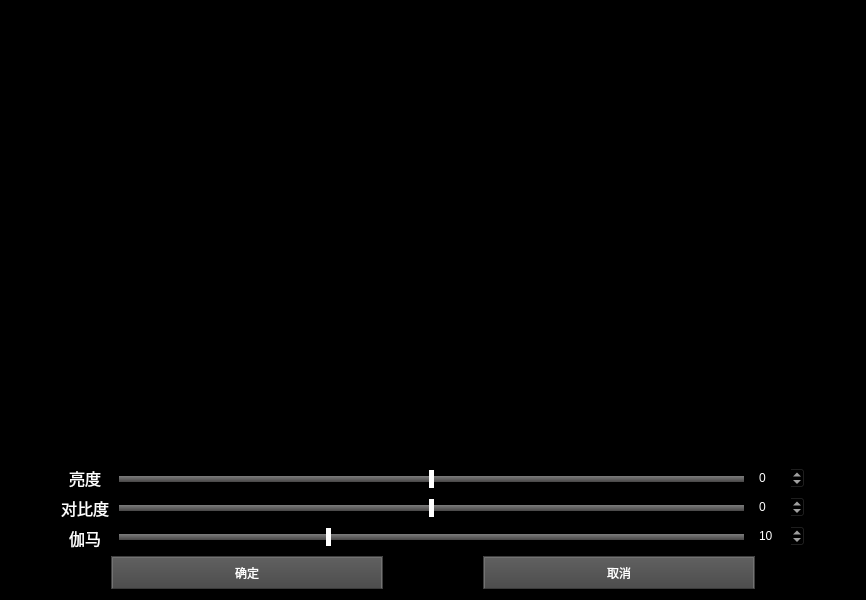
The window that Image/Image_brightAcontras.ui (SundalandBR/Image) describes before a commit, drawn with Qt 5.
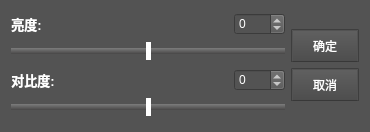
The same window after the commit.

Patch:
```diff
--- a/Image/Image_brightAcontras.ui
+++ b/Image/Image_brightAcontras.ui
@@ -6,8 +6,8 @@
    <rect>
     <x>0</x>
     <y>0</y>
-    <width>866</width>
-    <height>600</height>
+    <width>370</width>
+    <height>132</height>
    </rect>
   </property>
   <property name="windowTitle">
@@ -22,13 +22,13 @@
 Available at: https://github.com/GTRONICK/QSS/blob/master/ConsoleStyle.qss
 */
 QWidget {
-	background-color:rgb(0, 0, 0);
+	background-color:rgb(83, 83, 83);
 	color: rgb(240, 240, 240);
 	border-color: rgb(58, 58, 58);
 }
 
 QPlainTextEdit {
-	background-color:rgb(0, 0, 0);
+	background-color:rgb(83, 83, 83);
 	color: rgb(200, 200, 200);
 	selection-background-color: rgb(255, 153, 0);
 	selection-color: rgb(0, 0, 0);
@@ -39,23 +39,23 @@
 }
 
 QTabBar::tab {
- 	background-color:rgb(0, 0, 0);
+ 	background-color:rgb(66,66,66);
  	border-style: outset;
-	border-width: 1px;
-	border-right-color: qlineargradient(spread:pad, x1:0.4, y1:0.5, x2:0.6, y2:0.5, stop:0 rgba(115, 115, 115, 255), stop:1 rgba(62, 62, 62, 255));
-	border-left-color: qlineargradient(spread:pad, x1:0.6, y1:0.5, x2:0.4, y2:0.5, stop:0 rgba(115, 115, 115, 255), stop:1 rgba(62, 62, 62, 255));
-  border-bottom-color: rgb(58, 58, 58);
-	border-bottom-width: 1px;
+	border-width: 0px;
+	border-right-color: qlineargradient(spread:pad, x1:0.4, y1:0.5, x2:0.6, y2:0.5, stop:0 rgba(115, 115, 115, 255), stop:1 rgba(66,66,66 255));
+	border-left-color: qlineargradient(spread:pad, x1:0.6, y1:0.5, x2:0.4, y2:0.5, stop:0 rgba(115, 115, 115, 255), stop:1 rgba(66,66,66 255));
+    	border-bottom-color: rgb(58, 58, 58);
+	border-bottom-width:0 px;
 	border-top-width: 0px;
 	border-style: solid;
-	color: rgb(255, 153, 0);
+	color: rgb(255,255,255);
 	padding: 4px;
 }
 
 QTabBar::tab:selected, QTabBar::tab:hover {
-   color: rgb(255, 255, 255);
-   background-color:rgb(0, 0, 0);
-   border-color:rgb(42, 42, 42);
+   color: rgb(255,255,255);
+   background-color:rgb(115, 115, 115);
+   border-color:rgb(115, 115, 115);
    margin-left: 0px;
    margin-right: 0px;
    border-bottom-right-radius:4px;
@@ -63,8 +63,8 @@
 }
 
 QTabBar::tab:last:selected {
-  background-color:rgb(0, 0, 0);
-	border-color:rgb(42, 42, 42);
+  	background-color:rgb(83, 83, 83);
+	border-color:rgb(255,255, 255);
 	margin-left: 0px;
   	margin-right: 0px;
 	border-bottom-right-radius:4px;
@@ -72,18 +72,16 @@
 }
 
 QTabBar::tab:!selected {
-   margin-bottom: 4px;
-   border-bottom-right-radius:4px;
-   border-bottom-left-radius:4px;
+   margin-bottom: 0px;
 }
 
 QPushButton{
 	border-style: outset;
 	border-width: 2px;
-	border-top-color: qlineargradient(spread:pad, x1:0.5, y1:0.6, x2:0.5, y2:0.4, stop:0 rgba(115, 115, 115, 255), stop:1 rgba(62, 62, 62, 255));
-	border-right-color: qlineargradient(spread:pad, x1:0.4, y1:0.5, x2:0.6, y2:0.5, stop:0 rgba(115, 115, 115, 255), stop:1 rgba(62, 62, 62, 255));
-	border-left-color: qlineargradient(spread:pad, x1:0.6, y1:0.5, x2:0.4, y2:0.5, stop:0 rgba(115, 115, 115, 255), stop:1 rgba(62, 62, 62, 255));
-	border-bottom-color: rgb(58, 58, 58);
+	border-top-color: qlineargradient(spread:pad, x1:0.5, y1:0.6, x2:0.5, y2:0.4, stop:0 rgb(83, 83, 83), stop:1 rgba(62, 62, 62, 255));
+	border-right-color: qlineargradient(spread:pad, x1:0.4, y1:0.5, x2:0.6, y2:0.5, stop:0 rgb(83, 83, 83), stop:1 rgba(62, 62, 62, 255));
+	border-left-color: qlineargradient(spread:pad, x1:0.6, y1:0.5, x2:0.4, y2:0.5, stop:0 rgb(83, 83, 83), stop:1 rgba(62, 62, 62, 255));
+	border-bottom-color: rgb(56, 56, 56);
 	border-bottom-width: 1px;
 	border-style: solid;
 	color: rgb(255, 255, 255);
@@ -159,7 +157,7 @@
 }
 
 QMenuBar {
-	background:rgb(0, 0, 0);
+	background:rgb(83,83,83);
 	color: rgb(255,255, 255);
 }
 
@@ -197,58 +195,53 @@
 }</string>
   </property>
   <widget class="QWidget" name="centralWidget">
-   <layout class="QVBoxLayout" name="verticalLayout_6" stretch="7,2,1">
+   <layout class="QHBoxLayout" name="horizontalLayout_3" stretch="8,2">
     <item>
-     <widget class="QLabel" name="label">
-      <property name="text">
-       <string/>
-      </property>
-     </widget>
-    </item>
-    <item>
-     <layout class="QHBoxLayout" name="horizontalLayout_2">
-      <property name="spacing">
-       <number>0</number>
-      </property>
-      <property name="leftMargin">
-       <number>50</number>
-      </property>
-      <property name="rightMargin">
-       <number>50</number>
-      </property>
-      <item>
-       <layout class="QVBoxLayout" name="verticalLayout_5">
-        <item>
-         <widget class="QLabel" name="radius_label">
-          <property name="text">
-           <string>&lt;html&gt;&lt;head/&gt;&lt;body&gt;&lt;p align=&quot;center&quot;&gt;&lt;span style=&quot; font-size:12pt; color:#ffffff;&quot;&gt;亮度&lt;/span&gt;&lt;/p&gt;&lt;/body&gt;&lt;/html&gt;</string>
-          </property>
-         </widget>
-        </item>
-        <item>
-         <widget class="QLabel" name="radius_label_3">
-          <property name="text">
-           <string>&lt;html&gt;&lt;head/&gt;&lt;body&gt;&lt;p align=&quot;center&quot;&gt;&lt;span style=&quot; font-size:12pt; color:#ffffff;&quot;&gt;对比度&lt;/span&gt;&lt;/p&gt;&lt;/body&gt;&lt;/html&gt;</string>
-          </property>
-         </widget>
-        </item>
-        <item>
-         <widget class="QLabel" name="radius_label_4">
-          <property name="text">
-           <string>&lt;html&gt;&lt;head/&gt;&lt;body&gt;&lt;p align=&quot;center&quot;&gt;&lt;span style=&quot; font-size:12pt; color:#ffffff;&quot;&gt;伽马&lt;/span&gt;&lt;/p&gt;&lt;/body&gt;&lt;/html&gt;</string>
-          </property>
-         </widget>
-        </item>
-       </layout>
-      </item>
+     <layout class="QVBoxLayout" name="verticalLayout_3">
       <item>
        <layout class="QVBoxLayout" name="verticalLayout">
-        <property name="leftMargin">
-         <number>10</number>
-        </property>
-        <property name="rightMargin">
-         <number>10</number>
-        </property>
+        <item>
+         <layout class="QHBoxLayout" name="horizontalLayout_2">
+          <item>
+           <widget class="QLabel" name="radius_label">
+            <property name="text">
+             <string>&lt;html&gt;&lt;head/&gt;&lt;body&gt;&lt;p align=&quot;center&quot;&gt;&lt;span style=&quot; font-size:10pt; font-weight:700; color:#ffffff;&quot;&gt;亮度:&lt;/span&gt;&lt;/p&gt;&lt;/body&gt;&lt;/html&gt;</string>
+            </property>
+           </widget>
+          </item>
+          <item>
+           <spacer name="horizontalSpacer">
+            <property name="orientation">
+             <enum>Qt::Horizontal</enum>
+            </property>
+            <property name="sizeHint" stdset="0">
+             <size>
+              <width>40</width>
+              <height>20</height>
+             </size>
+            </property>
+           </spacer>
+          </item>
+          <item>
+           <widget class="QSpinBox" name="bright_spinbox">
+            <property name="styleSheet">
+             <string notr="true">
+color: rgb(255, 255, 255);
+</string>
+            </property>
+            <property name="minimum">
+             <number>-100</number>
+            </property>
+            <property name="maximum">
+             <number>100</number>
+            </property>
+            <property name="value">
+             <number>0</number>
+            </property>
+           </widget>
+          </item>
+         </layout>
+        </item>
         <item>
          <widget class="QSlider" name="bright_slider">
           <property name="styleSheet">
@@ -292,120 +285,65 @@
           </property>
          </widget>
         </item>
-        <item>
-         <widget class="QSlider" name="constras_slider">
-          <property name="styleSheet">
-           <string notr="true">QSlider::groove:horizontal {
-        height: 6px;
-        background: qlineargradient(x1: 0, y1: 0, x2: 0, y2: 1, stop: 0 rgb(124, 124, 124), stop: 1.0 rgb(72, 71, 71));
-}
-QSlider::handle:horizontal {
-        width: 5px;
-        background: rgb(255, 255, 255);
-        margin: -6px 2px -6px 2px;
-        border-radius: 30px;
-}</string>
-          </property>
-          <property name="minimum">
-           <number>-100</number>
-          </property>
-          <property name="maximum">
-           <number>100</number>
-          </property>
-          <property name="pageStep">
-           <number>10</number>
-          </property>
-          <property name="value">
-           <number>0</number>
-          </property>
-          <property name="tracking">
-           <bool>true</bool>
-          </property>
-          <property name="orientation">
-           <enum>Qt::Horizontal</enum>
-          </property>
-          <property name="invertedAppearance">
-           <bool>false</bool>
-          </property>
-          <property name="invertedControls">
-           <bool>false</bool>
-          </property>
-          <property name="tickPosition">
-           <enum>QSlider::TicksAbove</enum>
-          </property>
-         </widget>
-        </item>
-        <item>
-         <widget class="QSlider" name="gamma_slider">
-          <property name="styleSheet">
-           <string notr="true">QSlider::groove:horizontal {
-        height: 6px;
-        background: qlineargradient(x1: 0, y1: 0, x2: 0, y2: 1, stop: 0 rgb(124, 124, 124), stop: 1.0 rgb(72, 71, 71));
-}
-QSlider::handle:horizontal {
-        width: 5px;
-        background: rgb(255, 255, 255);
-        margin: -6px 2px -6px 2px;
-        border-radius: 30px;
-}</string>
-          </property>
-          <property name="minimum">
-           <number>0</number>
-          </property>
-          <property name="maximum">
-           <number>30</number>
-          </property>
-          <property name="pageStep">
-           <number>10</number>
-          </property>
-          <property name="value">
-           <number>10</number>
-          </property>
-          <property name="tracking">
-           <bool>true</bool>
-          </property>
-          <property name="orientation">
-           <enum>Qt::Horizontal</enum>
-          </property>
-          <property name="invertedAppearance">
-           <bool>false</bool>
-          </property>
-          <property name="invertedControls">
-           <bool>false</bool>
-          </property>
-          <property name="tickPosition">
-           <enum>QSlider::TicksAbove</enum>
-          </property>
-         </widget>
-        </item>
        </layout>
       </item>
       <item>
        <layout class="QVBoxLayout" name="verticalLayout_2">
         <item>
-         <widget class="QSpinBox" name="bright_spinbox">
-          <property name="styleSheet">
-           <string notr="true">
+         <layout class="QHBoxLayout" name="horizontalLayout">
+          <item>
+           <widget class="QLabel" name="radius_label_3">
+            <property name="text">
+             <string>&lt;html&gt;&lt;head/&gt;&lt;body&gt;&lt;p align=&quot;center&quot;&gt;&lt;span style=&quot; font-size:10pt; font-weight:700; color:#ffffff;&quot;&gt;对比度:&lt;/span&gt;&lt;/p&gt;&lt;/body&gt;&lt;/html&gt;</string>
+            </property>
+           </widget>
+          </item>
+          <item>
+           <spacer name="horizontalSpacer_2">
+            <property name="orientation">
+             <enum>Qt::Horizontal</enum>
+            </property>
+            <property name="sizeHint" stdset="0">
+             <size>
+              <width>40</width>
+              <height>20</height>
+             </size>
+            </property>
+           </spacer>
+          </item>
+          <item>
+           <widget class="QSpinBox" name="constras_spinbox">
+            <property name="styleSheet">
+             <string notr="true">
 color: rgb(255, 255, 255);
 </string>
-          </property>
-          <property name="minimum">
-           <number>-100</number>
-          </property>
-          <property name="maximum">
-           <number>100</number>
-          </property>
-          <property name="value">
-           <number>0</number>
-          </property>
-         </widget>
+            </property>
+            <property name="minimum">
+             <number>-100</number>
+            </property>
+            <property name="maximum">
+             <number>100</number>
+            </property>
+            <property name="value">
+             <number>0</number>
+            </property>
+           </widget>
+          </item>
+         </layout>
         </item>
         <item>
-         <widget class="QSpinBox" name="constras_spinbox">
+         <widget class="QSlider" name="constras_slider">
           <property name="styleSheet">
-           <string notr="true">
-color: rgb(255, 255, 255);
-</string>
+           <string notr="true">QSlider::groove:horizontal {
+        height: 6px;
+        background: qlineargradient(x1: 0, y1: 0, x2: 0, y2: 1, stop: 0 rgb(124, 124, 124), stop: 1.0 rgb(72, 71, 71));
+}
+QSlider::handle:horizontal {
+        width: 5px;
+        background: rgb(255, 255, 255);
+        margin: -6px 2px -6px 2px;
+        border-radius: 30px;
+}</string>
           </property>
           <property name="minimum">
            <number>-100</number>
@@ -413,24 +351,27 @@
           <property name="maximum">
            <number>100</number>
           </property>
-          <property name="value">
-           <number>0</number>
-          </property>
-         </widget>
-        </item>
-        <item>
-         <widget class="QSpinBox" name="gamma_spinbox">
-          <property name="styleSheet">
-           <string notr="true">
-color: rgb(255, 255, 255);
-</string>
-          </property>
-          <property name="maximum">
-           <number>30</number>
-          </property>
-          <property name="value">
+          <property name="pageStep">
            <number>10</number>
           </property>
+          <property name="value">
+           <number>0</number>
+          </property>
+          <property name="tracking">
+           <bool>true</bool>
+          </property>
+          <property name="orientation">
+           <enum>Qt::Horizontal</enum>
+          </property>
+          <property name="invertedAppearance">
+           <bool>false</bool>
+          </property>
+          <property name="invertedControls">
+           <bool>false</bool>
+          </property>
+          <property name="tickPosition">
+           <enum>QSlider::TicksAbove</enum>
+          </property>
          </widget>
         </item>
        </layout>
@@ -438,16 +379,33 @@
      </layout>
     </item>
     <item>
-     <layout class="QHBoxLayout" name="horizontalLayout">
-      <property name="spacing">
-       <number>100</number>
-      </property>
-      <property name="leftMargin">
-       <number>100</number>
-      </property>
-      <property name="rightMargin">
-       <number>100</number>
-      </property>
+     <layout class="QVBoxLayout" name="verticalLayout_4">
+      <item>
+       <spacer name="verticalSpacer">
+        <property name="orientation">
+         <enum>Qt::Vertical</enum>
+        </property>
+        <property name="sizeHint" stdset="0">
+         <size>
+          <width>20</width>
+          <height>40</height>
+         </size>
+        </property>
+       </spacer>
+      </item>
+      <item>
+       <spacer name="verticalSpacer_2">
+        <property name="orientation">
+         <enum>Qt::Vertical</enum>
+        </property>
+        <property name="sizeHint" stdset="0">
+         <size>
+          <width>20</width>
+          <height>40</height>
+         </size>
+        </property>
+       </spacer>
+      </item>
       <item>
        <widget class="QPushButton" name="enter">
         <property name="text">
@@ -462,6 +420,19 @@
         </property>
        </widget>
       </item>
+      <item>
+       <spacer name="horizontalSpacer_3">
+        <property name="orientation">
+         <enum>Qt::Horizontal</enum>
+        </property>
+        <property name="sizeHint" stdset="0">
+         <size>
+          <width>40</width>
+          <height>20</height>
+         </size>
+        </property>
+       </spacer>
+      </item>
      </layout>
     </item>
    </layout>
```
